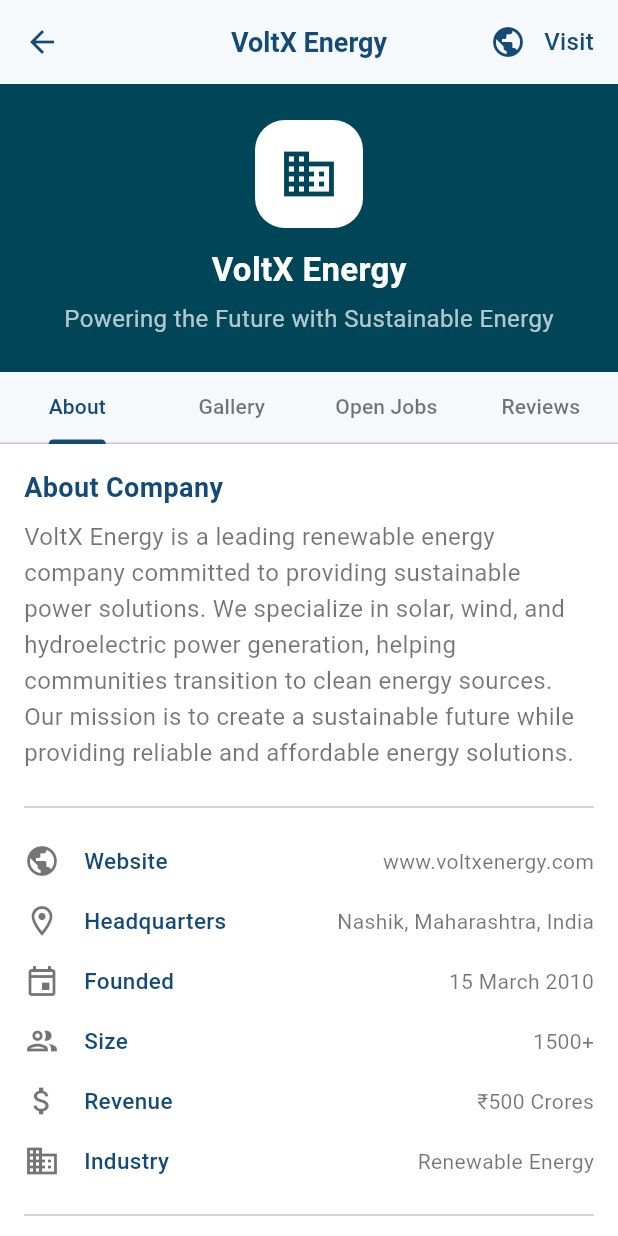
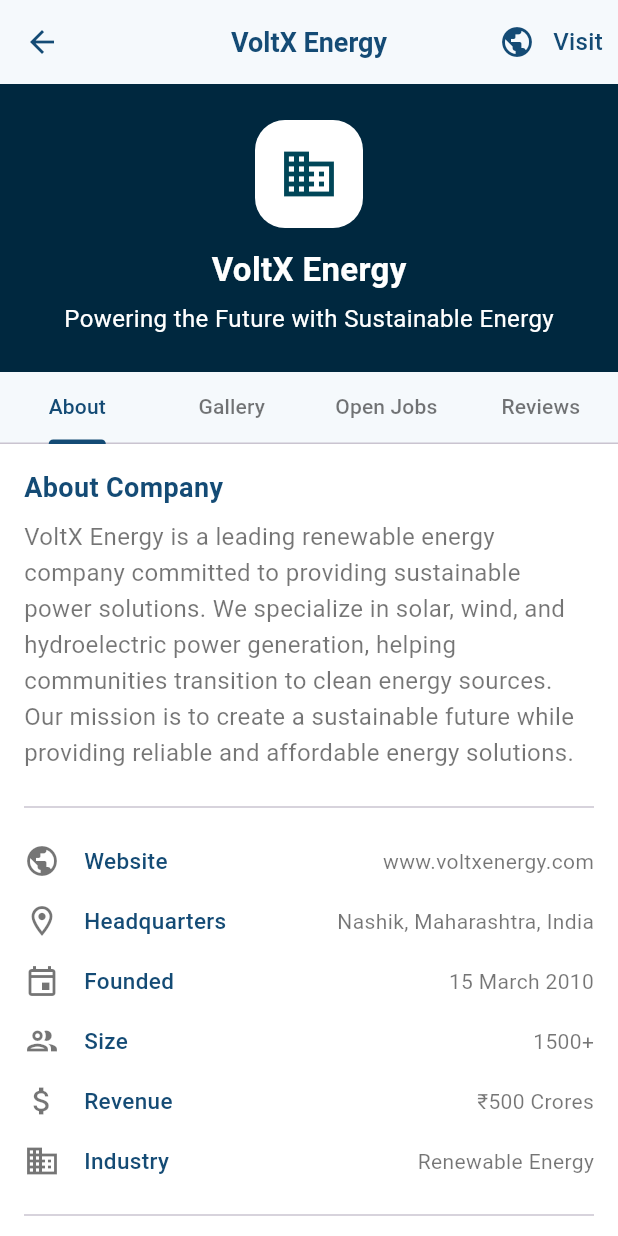
Before and after one commit to Poojadhameja/jobsahi-studentapp, a Flutter app: the JobDetailsScreen screen opened by its route, after a tap on "VoltX Energy", on a phone screen of 412 x 824 dp. Run offline on Flutter 3.47's test engine with Material 3 defaults, Android fonts, the phone set to English and light mode, and no system bars.

Commit message:
changes in ui

```diff
--- a/lib/pages/jobs/about_company.dart
+++ b/lib/pages/jobs/about_company.dart
@@ -48,7 +48,7 @@ class _AboutCompanyScreenState extends State<AboutCompanyScreen>
             icon: const Icon(Icons.public),
           ),
           const Padding(
-            padding: EdgeInsets.only(right: 16),
+            padding: EdgeInsets.only(right: 10),
             child: Center(
               child: Text(
                 'Visit',
@@ -81,7 +81,7 @@ class _AboutCompanyScreenState extends State<AboutCompanyScreen>
   Widget _buildCompanyHeader() {
     return Container(
       width: double.infinity,
-      color: const Color.fromARGB(255, 0, 70, 88), // Teal color
+      color: const Color.fromARGB(255, 0, 40, 63), // Teal color
       padding: const EdgeInsets.symmetric(vertical: 24),
       child: Column(
         children: [
@@ -115,7 +115,7 @@ class _AboutCompanyScreenState extends State<AboutCompanyScreen>
           // Company tagline
           Text(
             widget.company['tagline'] ?? 'Company Tagline',
-            style: const TextStyle(color: Colors.white70, fontSize: 16),
+            style: const TextStyle(color: Color.fromARGB(255, 255, 255, 255), fontSize: 16),
           ),
         ],
       ),
@@ -225,53 +225,53 @@ class _AboutCompanyScreenState extends State<AboutCompanyScreen>
           const Divider(),
           const SizedBox(height: AppConstants.defaultPadding),
 
-          // Company Specialties
-          const Text(
-            'Company Specialties',
-            style: TextStyle(
-              fontSize: 18,
-              fontWeight: FontWeight.bold,
-              color: AppConstants.textPrimaryColor,
-            ),
-          ),
-          const SizedBox(height: AppConstants.smallPadding),
-          _buildSpecialtiesList(),
+          // // Company Specialties
+          // const Text(
+          //   'Company Specialties',
+          //   style: TextStyle(
+          //     fontSize: 18,
+          //     fontWeight: FontWeight.bold,
+          //     color: AppConstants.textPrimaryColor,
+          //   ),
+          // ),
+          // const SizedBox(height: AppConstants.smallPadding),
+          // _buildSpecialtiesList(),
 
-          const SizedBox(height: AppConstants.defaultPadding),
-          const Divider(),
-          const SizedBox(height: AppConstants.defaultPadding),
+          // const SizedBox(height: AppConstants.defaultPadding),
+          // const Divider(),
+          // const SizedBox(height: AppConstants.defaultPadding),
 
           // Certifications
-          const Text(
-            'Certifications',
-            style: TextStyle(
-              fontSize: 18,
-              fontWeight: FontWeight.bold,
-              color: AppConstants.textPrimaryColor,
-            ),
-          ),
-          const SizedBox(height: AppConstants.smallPadding),
-          _buildCertificationsList(),
+          // const Text(
+          //   'Certifications',
+          //   style: TextStyle(
+          //     fontSize: 18,
+          //     fontWeight: FontWeight.bold,
+          //     color: AppConstants.textPrimaryColor,
+          //   ),
+          // ),
+          // const SizedBox(height: AppConstants.smallPadding),
+          // _buildCertificationsList(),
 
-          const SizedBox(height: AppConstants.defaultPadding),
-          const Divider(),
-          const SizedBox(height: AppConstants.defaultPadding),
+          // const SizedBox(height: AppConstants.defaultPadding),
+          // const Divider(),
+          // const SizedBox(height: AppConstants.defaultPadding),
 
-          // Awards
-          const Text(
-            'Awards & Recognition',
-            style: TextStyle(
-              fontSize: 18,
-              fontWeight: FontWeight.bold,
-              color: AppConstants.textPrimaryColor,
-            ),
-          ),
-          const SizedBox(height: AppConstants.smallPadding),
-          _buildAwardsList(),
+          // // Awards
+          // const Text(
+          //   'Awards & Recognition',
+          //   style: TextStyle(
+          //     fontSize: 18,
+          //     fontWeight: FontWeight.bold,
+          //     color: AppConstants.textPrimaryColor,
+          //   ),
+          // ),
+          // const SizedBox(height: AppConstants.smallPadding),
+          // _buildAwardsList(),
 
-          const SizedBox(height: AppConstants.defaultPadding),
-          const Divider(),
-          const SizedBox(height: AppConstants.defaultPadding),
+          // const SizedBox(height: AppConstants.defaultPadding),
+          // const Divider(),
+          // const SizedBox(height: AppConstants.defaultPadding),
 
           // Life of Company section
           const Text(
--- a/lib/pages/jobs/job_details.dart
+++ b/lib/pages/jobs/job_details.dart
@@ -107,22 +107,22 @@ class JobDetailsScreen extends StatelessWidget {
                           }
                         },
                         child: Container(
-                          padding: const EdgeInsets.symmetric(
-                            horizontal: 8,
-                            vertical: 4,
-                          ),
-                          decoration: BoxDecoration(
-                            color: AppConstants.successColor.withValues(
-                              alpha: 0.1,
-                            ),
-                            borderRadius: BorderRadius.circular(12),
-                            border: Border.all(
-                              color: AppConstants.successColor.withValues(
-                                alpha: 0.3,
-                              ),
-                              width: 1,
-                            ),
-                          ),
+                          // padding: const EdgeInsets.symmetric(
+                          //   horizontal: 8,
+                          //   vertical: 4,
+                          // ),
+                          // decoration: BoxDecoration(
+                          //   color: AppConstants.successColor.withValues(
+                          //     alpha: 0.1,
+                          //   ),
+                          //   borderRadius: BorderRadius.circular(12),
+                          //   border: Border.all(
+                          //     color: AppConstants.successColor.withValues(
+                          //       alpha: 0.3,
+                          //     ),
+                          //     width: 1,
+                          //   ),
+                          // ),
                           child: Row(
                             mainAxisSize: MainAxisSize.min,
                             children: [
@@ -619,11 +619,10 @@ class JobDetailsScreen extends StatelessWidget {
           .map(
             (tag) => DecoratedBox(
               decoration: BoxDecoration(
-                color: const Color(0xFFF1F4F8),
-                borderRadius: const BorderRadius.all(
-                  Radius.circular(AppConstants.largeBorderRadius),
-                ),
-                border: Border.all(color: Color(0xFFE2E8F0)),
+                color: const Color.fromARGB(255, 255, 255, 255),
+                borderRadius: BorderRadius.circular(5),
+
+                border: Border.all(color: Color.fromARGB(47, 0, 38, 84)),
               ),
               child: Padding(
                 padding: const EdgeInsets.symmetric(
@@ -635,7 +634,7 @@ class JobDetailsScreen extends StatelessWidget {
                   style: const TextStyle(
                     color: AppConstants.textPrimaryColor,
                     fontSize: 12,
-                    fontWeight: FontWeight.w500,
+                    fontWeight: FontWeight.w700,
                   ),
                 ),
               ),
--- a/lib/utils/app_constants.dart
+++ b/lib/utils/app_constants.dart
@@ -6,7 +6,7 @@ class AppConstants {
 
   /// App Colors
   static const Color primaryColor = Color(0xFF144B75);
-  static const Color secondaryColor = Color(0xFF58B248);
+  static const Color secondaryColor = Color(0xFF5C9A24);
   static const Color accentColor = Colors.blue;
   static const Color locationAccentColor = Color(0xFF4A90E2);
   static const Color backgroundColor = Color(0xFFF5F9FC);
@@ -14,7 +14,7 @@ class AppConstants {
   static const Color textPrimaryColor = Color(0xFF144B75);
   static const Color textSecondaryColor = Colors.black54;
   static const Color borderColor = Colors.grey;
-  static const Color successColor = Colors.green;
+  static const Color successColor = Color(0xFF5C9A24);
   static const Color warningColor = Colors.orange;
   static const Color errorColor = Colors.red;
 
```
Also changed, not shown: lib/pages/jobs/app_tracker1.dart (+53 -56 lines), pubspec.lock.
